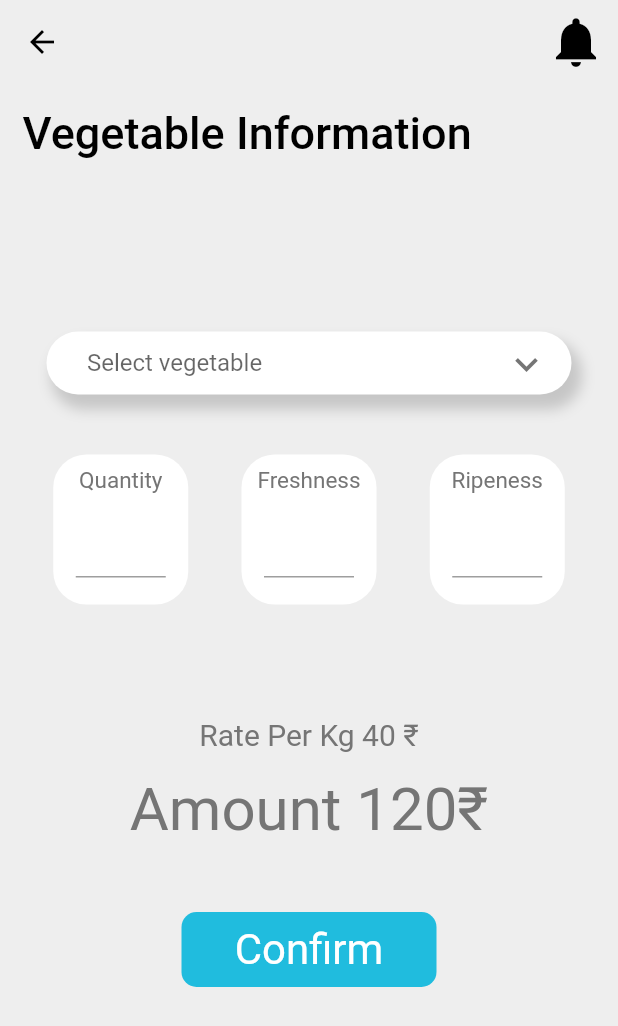
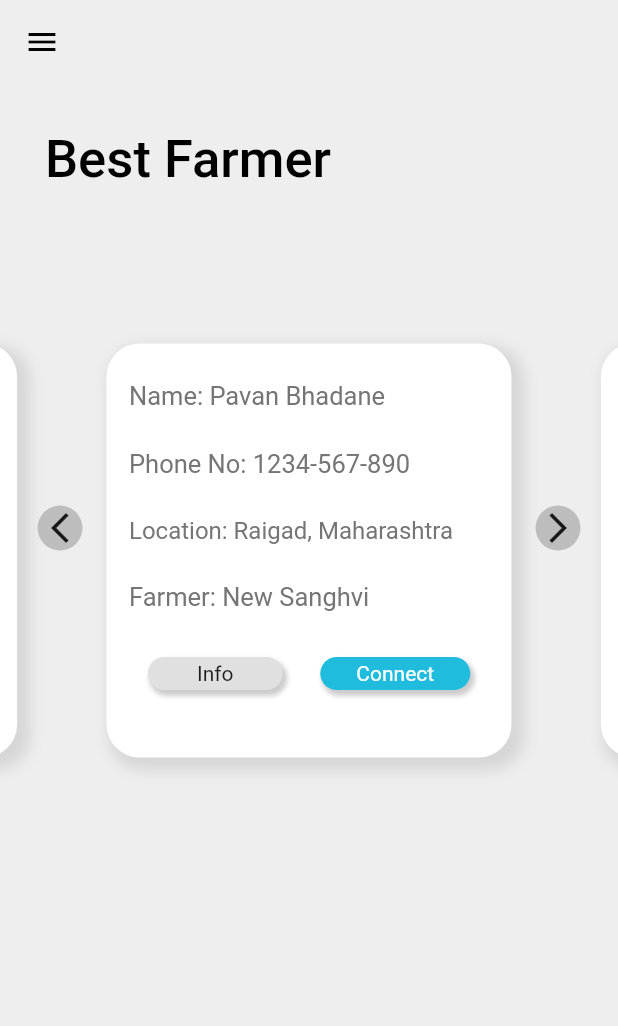
Before and after one commit to The-Robotics-Forum/flutter-ui-templates, a Flutter app: the screen it shows after launch, on a phone screen of 412 x 824 dp. Shown: the top 1026 px of the screen. Run offline on Flutter 3.47's test engine with Material 2 defaults, Android fonts, the phone set to English and light mode, and no system bars; drawn by our look-alikes of carousel_slider; our stand-ins replace animated_splash_screen, battery_plus, fl_chart, flutter_spinkit, font_awesome_flutter, geocoding and 9 more; missing offline and left inert: battery_indicator, flutter_settings_ui, qr_code_scanner, tab_container, torch_light; project files that could hold a hidden picture were left out.

Commit message:
#102 Fixed Best Farmers Screen

```diff
--- a/projects/vegetable_app/lib/main.dart
+++ b/projects/vegetable_app/lib/main.dart
@@ -1,4 +1,5 @@
 import 'package:flutter/material.dart';
+import 'package:vegetable_app/screens/best_farmers.dart';
 import 'package:vegetable_app/screens/dashboard.dart';
 import 'package:vegetable_app/screens/notification.dart';
 import 'package:vegetable_app/screens/register.dart';
@@ -30,7 +31,7 @@ class MyApp extends StatelessWidget {
         // is not restarted.
         primarySwatch: Colors.blue,
       ),
-      home: const VegeInfoScreen(),
+      home: const BestFarmersScreen(),
     );
   }
 }
--- /dev/null
+++ b/projects/vegetable_app/lib/screens/best_farmers.dart
@@ -0,0 +1,204 @@
+import 'package:flutter/material.dart';
+import 'package:carousel_slider/carousel_slider.dart';
+
+class BestFarmersScreen extends StatefulWidget {
+  const BestFarmersScreen({Key? key}) : super(key: key);
+
+  @override
+  State<BestFarmersScreen> createState() => _BestFarmersScreenState();
+}
+
+class _BestFarmersScreenState extends State<BestFarmersScreen> {
+  final controller = CarouselController();
+  int activeIndex = 0;
+  List<Widget> Card = [
+    BestFarmerCard(),
+    BestFarmerCard(),
+    BestFarmerCard(),
+    BestFarmerCard(),
+    BestFarmerCard(),
+    BestFarmerCard(),
+    BestFarmerCard(),
+    BestFarmerCard(),
+  ];
+  @override
+  Widget build(BuildContext context) {
+    return Scaffold(
+      backgroundColor: const Color(0xFFEEEEEE),
+      appBar: AppBar(
+        backgroundColor: Colors.transparent,
+        elevation: 0,
+        iconTheme: const IconThemeData(color: Colors.black),
+      ),
+      drawer: const Drawer(),
+      body: Column(
+        crossAxisAlignment: CrossAxisAlignment.start,
+        children: [
+          const Padding(
+            padding: EdgeInsets.all(30.0),
+            child: Text(
+              'Best Farmer',
+              style: TextStyle(color: Colors.black, fontSize: 35, fontWeight: FontWeight.w500),
+            ),
+          ),
+          const SizedBox(
+            height: 50,
+          ),
+        Stack(
+         children: [
+            Center(
+                child: CarouselSlider.builder(
+                  carouselController: controller,
+              options: CarouselOptions(height: 320),
+              itemCount: Card.length,
+              itemBuilder: (context, index, realIndex) {
+                final card = Card[index];
+                return BestFarmerCard();
+              },
+            )),
+            Positioned(
+                top: 130,
+                left: 25,
+                child: GestureDetector(
+                  onTap: (){
+                    controller.previousPage(duration: Duration(seconds: 1));
+                    setState(() {
+
+                    });
+                  },
+                  child: Container(
+                    height: 30,
+                    width: 30,
+                    decoration: BoxDecoration(color: Colors.grey[400], borderRadius: BorderRadius.circular(50)),
+                    child: Icon(Icons.arrow_back_ios_new),
+                  ),
+                )),
+            Positioned(
+              right: 25,
+              top: 130,
+              child: InkWell(
+                onTap: (){
+                  controller.nextPage(duration: Duration(seconds: 1));
+                  setState(() {
+
+                  });
+                },
+                child: Container(
+                  height: 30,
+                  width: 30,
+                  decoration: BoxDecoration(color: Colors.grey[400], borderRadius: BorderRadius.circular(50)),
+                  child: Icon(Icons.arrow_forward_ios),
+                ),
+              ),
+            ),
+          ]),
+        ],
+      ),
+    );
+  }
+}
+
+Widget BestFarmerCard() {
+  return Padding(
+    padding: const EdgeInsets.all(22.0),
+    child: Container(
+      height: 300,
+      width: 270,
+      decoration: BoxDecoration(
+        color: Colors.white,
+        borderRadius: BorderRadius.circular(22),
+        boxShadow: [
+          BoxShadow(
+            color: Colors.grey.withOpacity(0.3),
+            spreadRadius: 3,
+            blurRadius: 8,
+            offset: const Offset(5, 5), // changes position of shadow
+          ),
+        ],
+      ),
+      child: Column(
+        mainAxisAlignment: MainAxisAlignment.start,
+        crossAxisAlignment: CrossAxisAlignment.start,
+        children: [
+          Padding(
+            padding: const EdgeInsets.only(left: 15.0, top: 25.0),
+            child: Text(
+              'Name: Pavan Bhadane',
+              style: TextStyle(color: Colors.grey[600], fontSize: 17),
+            ),
+          ),
+          Padding(
+            padding: const EdgeInsets.only(left: 15.0, top: 25.0),
+            child: Text(
+              'Phone No: 1234-567-890',
+              style: TextStyle(color: Colors.grey[600], fontSize: 17),
+            ),
+          ),
+          Padding(
+            padding: const EdgeInsets.only(left: 15.0, top: 25.0),
+            child: Text(
+              'Location: Raigad, Maharashtra',
+              style: TextStyle(color: Colors.grey[600], fontSize: 16),
+            ),
+          ),
+          Padding(
+            padding: const EdgeInsets.only(left: 15.0, top: 25.0),
+            child: Text(
+              'Farmer: New Sanghvi',
+              style: TextStyle(color: Colors.grey[600], fontSize: 17),
+            ),
+          ),
+          const SizedBox(
+            height: 30,
+          ),
+          Row(
+            mainAxisAlignment: MainAxisAlignment.center,
+            children: [
+              Container(
+                height: 22,
+                width: 90,
+                decoration: BoxDecoration(
+                  color: Colors.grey[300],
+                  borderRadius: BorderRadius.circular(22),
+                  boxShadow: [
+                    BoxShadow(
+                      color: Colors.black.withOpacity(0.2),
+                      spreadRadius: 1,
+                      blurRadius: 2,
+                      offset: const Offset(2, 3), // changes position of shadow
+                    ),
+                  ],
+                ),
+                child: const Center(child: Text('Info')),
+              ),
+              const SizedBox(
+                width: 25,
+              ),
+              Container(
+                height: 22,
+                width: 100,
+                decoration: BoxDecoration(
+                  color: const Color(0xFF20BCDE),
+                  borderRadius: BorderRadius.circular(22),
+                  boxShadow: [
+                    BoxShadow(
+                      color: Colors.black.withOpacity(0.2),
+                      spreadRadius: 1,
+                      blurRadius: 2,
+                      offset: const Offset(2, 3), // changes position of shadow
+                    ),
+                  ],
+                ),
+                child: const Center(
+                    child: Text(
+                  'Connect',
+                  style: TextStyle(color: Colors.white),
+                )),
+              )
+            ],
+          )
+        ],
+      ),
+    ),
+  );
+}
--- a/projects/vegetable_app/pubspec.yaml
+++ b/projects/vegetable_app/pubspec.yaml
@@ -38,6 +38,7 @@ dependencies:
   flutter_vector_icons: ^1.0.0
   geolocator: ^9.0.1
   geocoding: ^2.0.4
+  carousel_slider: ^4.1.1
 
 
 dev_dependencies:
```
Also changed, not shown: projects/vegetable_app/pubspec.lock.
